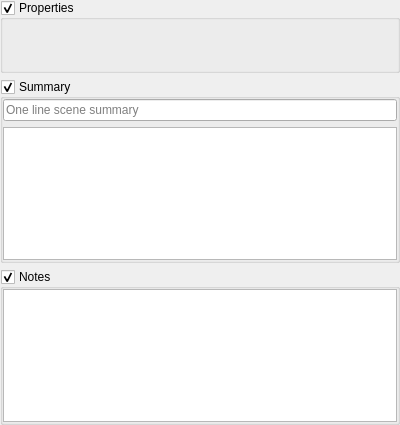
Qt form src/ui/views/metadataView_ui.ui (olivierkes/manuskript) before a commit.
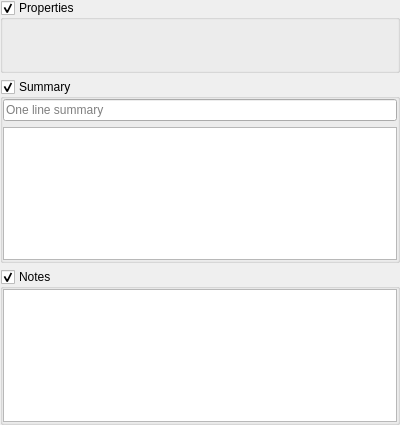
The same form after that commit. Custom widgets are drawn as their Qt base class.

Commit message: Changes outline type scene to text.

What changed in the file:
```diff
--- a/src/ui/views/metadataView_ui.ui
+++ b/src/ui/views/metadataView_ui.ui
@@ -72,7 +72,7 @@
          <string/>
         </property>
         <property name="placeholderText">
-         <string>One line scene summary</string>
+         <string>One line summary</string>
         </property>
        </widget>
       </item>
```
The commit also changes 12 other files.
